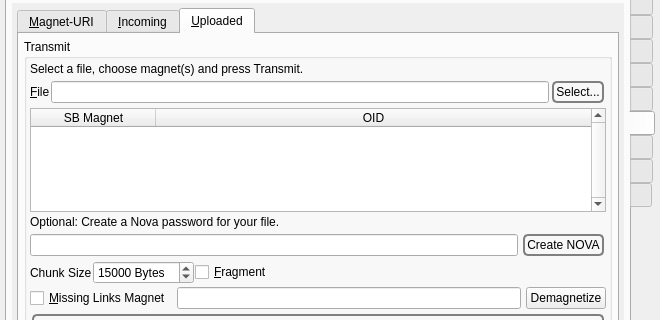
First picture: the form in branches/trunk/GoldBug-UI/spot-on-controlcenter.ui, repository textbrowser/spot-on, before the edit; both pictures show x 0 to 660 and y 81 to 401 of the 660 by 800 pixel window.
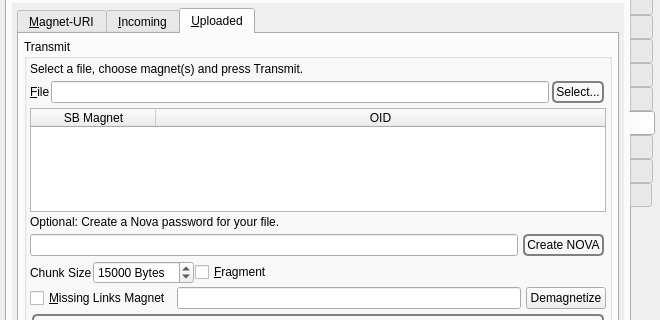
Second picture: the form after the edit. The open tabs and pages were chosen to show the change. Icons and pictures are not drawn. Custom widgets are drawn as their Qt base class.

Commit message: Changed StarBeam scroll bar policies.

Patch:
```diff
--- a/branches/trunk/GoldBug-UI/spot-on-controlcenter.ui
+++ b/branches/trunk/GoldBug-UI/spot-on-controlcenter.ui
@@ -9044,9 +9044,6 @@
                      <property name="toolTip">
                       <string>Available magnets.</string>
                      </property>
-                     <property name="verticalScrollBarPolicy">
-                      <enum>Qt::ScrollBarAlwaysOn</enum>
-                     </property>
                      <property name="alternatingRowColors">
                       <bool>true</bool>
                      </property>
```
Left out of the diff: 9 changed lines with no effect on the pictures. The commit also changes 1 other file.
